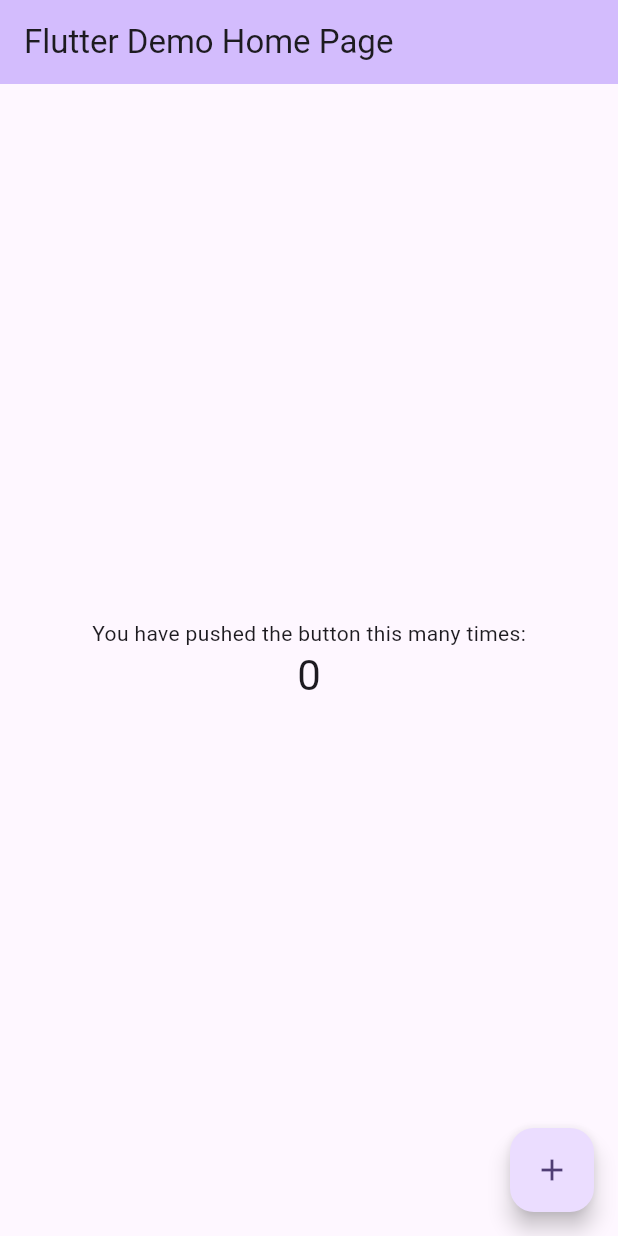
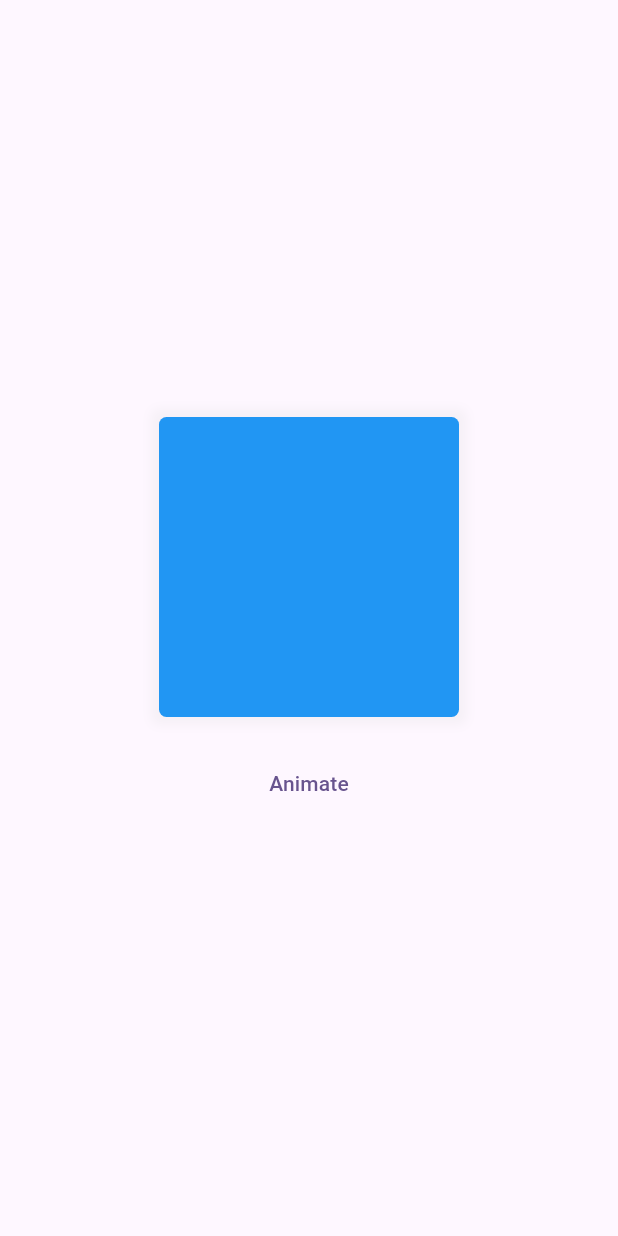
Before and after one commit to Vishal2021verma/animations, a Flutter app: the screen it shows after launch, on a phone screen of 412 x 824 dp. Run offline on Flutter 3.47's test engine with Material 3 defaults, Android fonts, the phone set to English and light mode, and no system bars.

Commit message:
animated container

```diff
--- /dev/null
+++ b/lib/implicit_animation/color_&_size_container_screen.dart
@@ -0,0 +1,64 @@
+import 'package:flutter/material.dart';
+
+// This example demonstrates a container that changes its color, size, and border radius when tapped.
+class ColorSizeContainerScreen extends StatefulWidget {
+  const ColorSizeContainerScreen({super.key});
+
+  @override
+  State<ColorSizeContainerScreen> createState() =>
+      _ColorSizeContainerScreenState();
+}
+
+class _ColorSizeContainerScreenState extends State<ColorSizeContainerScreen> {
+  double containerWidth = 200;
+  double containerHeight = 200;
+  Color containerColor = Colors.blue;
+  double radius = 5;
+  Color shadowColor = const Color.fromARGB(56, 216, 216, 216);
+
+  animate() {
+    setState(() {
+      containerWidth = containerWidth == 200 ? 100 : 200;
+      containerHeight = containerHeight == 200 ? 100 : 200;
+      containerColor = containerColor == Colors.blue ? Colors.red : Colors.blue;
+      radius = radius == 5 ? 100 : 5;
+      shadowColor = shadowColor == const Color.fromARGB(56, 216, 216, 216)
+          ? Colors.transparent
+          : const Color.fromARGB(56, 216, 216, 216);
+    });
+  }
+
+  @override
+  Widget build(BuildContext context) {
+    return Scaffold(
+      body: Center(
+        child: Column(
+          mainAxisAlignment: MainAxisAlignment.center,
+          children: [
+            AnimatedContainer(
+              duration: const Duration(seconds: 2),
+              curve: Easing.emphasizedAccelerate,
+              width: containerWidth,
+              height: containerHeight,
+              decoration: BoxDecoration(
+                  boxShadow: [
+                    BoxShadow(
+                        color: shadowColor, blurRadius: 5, spreadRadius: 5),
+                  ],
+                  color: containerColor,
+                  borderRadius: BorderRadius.circular(radius)),
+            ),
+            const SizedBox(
+              height: 20,
+            ),
+            TextButton(
+                onPressed: () {
+                  animate();
+                },
+                child: const Text("Animate"))
+          ],
+        ),
+      ),
+    );
+  }
+}
--- a/lib/main.dart
+++ b/lib/main.dart
@@ -1,3 +1,4 @@
+import 'package:animations/implicit_animation/color_&_size_container_screen.dart';
 import 'package:flutter/material.dart';
 
 void main() {
@@ -13,113 +14,10 @@ class MyApp extends StatelessWidget {
     return MaterialApp(
       title: 'Flutter Demo',
       theme: ThemeData(
-        // This is the theme of your application.
-        //
-        // TRY THIS: Try running your application with "flutter run". You'll see
-        // the application has a purple toolbar. Then, without quitting the app,
-        // try changing the seedColor in the colorScheme below to Colors.green
-        // and then invoke "hot reload" (save your changes or press the "hot
-        // reload" button in a Flutter-supported IDE, or press "r" if you used
-        // the command line to start the app).
-        //
-        // Notice that the counter didn't reset back to zero; the application
-        // state is not lost during the reload. To reset the state, use hot
-        // restart instead.
-        //
-        // This works for code too, not just values: Most code changes can be
-        // tested with just a hot reload.
         colorScheme: ColorScheme.fromSeed(seedColor: Colors.deepPurple),
         useMaterial3: true,
       ),
-      home: const MyHomePage(title: 'Flutter Demo Home Page'),
+      home: const ColorSizeContainerScreen(),
     );
   }
 }
-
-class MyHomePage extends StatefulWidget {
-  const MyHomePage({super.key, required this.title});
-
-  // This widget is the home page of your application. It is stateful, meaning
-  // that it has a State object (defined below) that contains fields that affect
-  // how it looks.
-
-  // This class is the configuration for the state. It holds the values (in this
-  // case the title) provided by the parent (in this case the App widget) and
-  // used by the build method of the State. Fields in a Widget subclass are
-  // always marked "final".
-
-  final String title;
-
-  @override
-  State<MyHomePage> createState() => _MyHomePageState();
-}
-
-class _MyHomePageState extends State<MyHomePage> {
-  int _counter = 0;
-
-  void _incrementCounter() {
-    setState(() {
-      // This call to setState tells the Flutter framework that something has
-      // changed in this State, which causes it to rerun the build method below
-      // so that the display can reflect the updated values. If we changed
-      // _counter without calling setState(), then the build method would not be
-      // called again, and so nothing would appear to happen.
-      _counter++;
-    });
-  }
-
-  @override
-  Widget build(BuildContext context) {
-    // This method is rerun every time setState is called, for instance as done
-    // by the _incrementCounter method above.
-    //
-    // The Flutter framework has been optimized to make rerunning build methods
-    // fast, so that you can just rebuild anything that needs updating rather
-    // than having to individually change instances of widgets.
-    return Scaffold(
-      appBar: AppBar(
-        // TRY THIS: Try changing the color here to a specific color (to
-        // Colors.amber, perhaps?) and trigger a hot reload to see the AppBar
-        // change color while the other colors stay the same.
-        backgroundColor: Theme.of(context).colorScheme.inversePrimary,
-        // Here we take the value from the MyHomePage object that was created by
-        // the App.build method, and use it to set our appbar title.
-        title: Text(widget.title),
-      ),
-      body: Center(
-        // Center is a layout widget. It takes a single child and positions it
-        // in the middle of the parent.
-        child: Column(
-          // Column is also a layout widget. It takes a list of children and
-          // arranges them vertically. By default, it sizes itself to fit its
-          // children horizontally, and tries to be as tall as its parent.
-          //
-          // Column has various properties to control how it sizes itself and
-          // how it positions its children. Here we use mainAxisAlignment to
-          // center the children vertically; the main axis here is the vertical
-          // axis because Columns are vertical (the cross axis would be
-          // horizontal).
-          //
-          // TRY THIS: Invoke "debug painting" (choose the "Toggle Debug Paint"
-          // action in the IDE, or press "p" in the console), to see the
-          // wireframe for each widget.
-          mainAxisAlignment: MainAxisAlignment.center,
-          children: <Widget>[
-            const Text(
-              'You have pushed the button this many times:',
-            ),
-            Text(
-              '$_counter',
-              style: Theme.of(context).textTheme.headlineMedium,
-            ),
-          ],
-        ),
-      ),
-      floatingActionButton: FloatingActionButton(
-        onPressed: _incrementCounter,
-        tooltip: 'Increment',
-        child: const Icon(Icons.add),
-      ), // This trailing comma makes auto-formatting nicer for build methods.
-    );
-  }
-}
```
